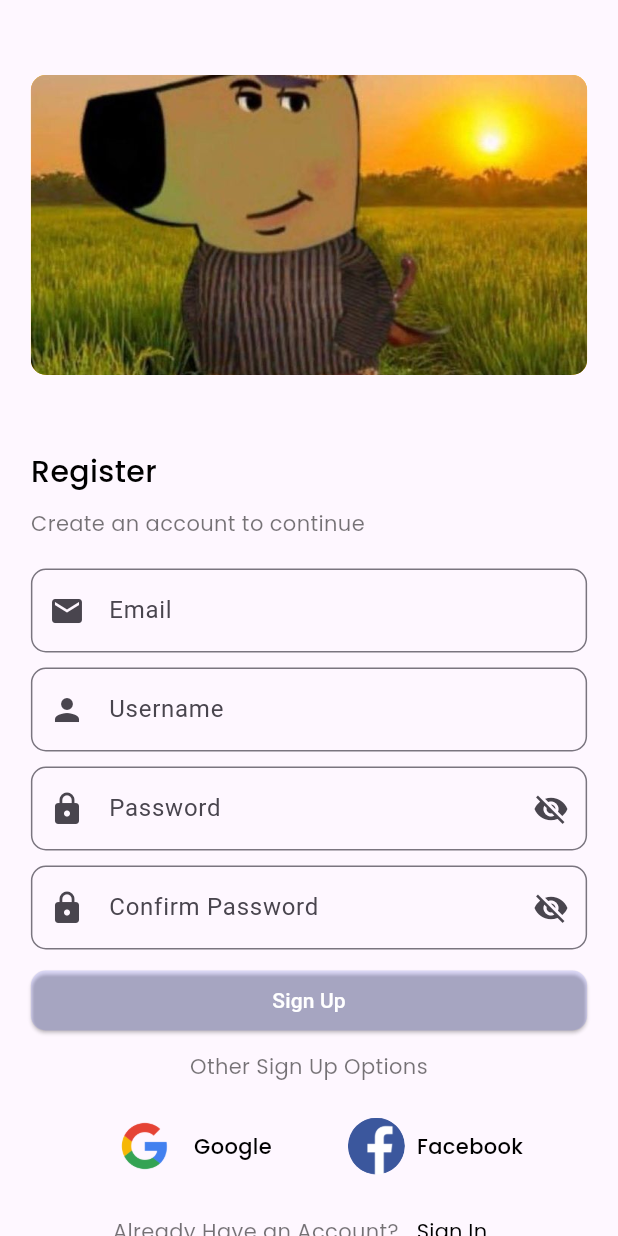
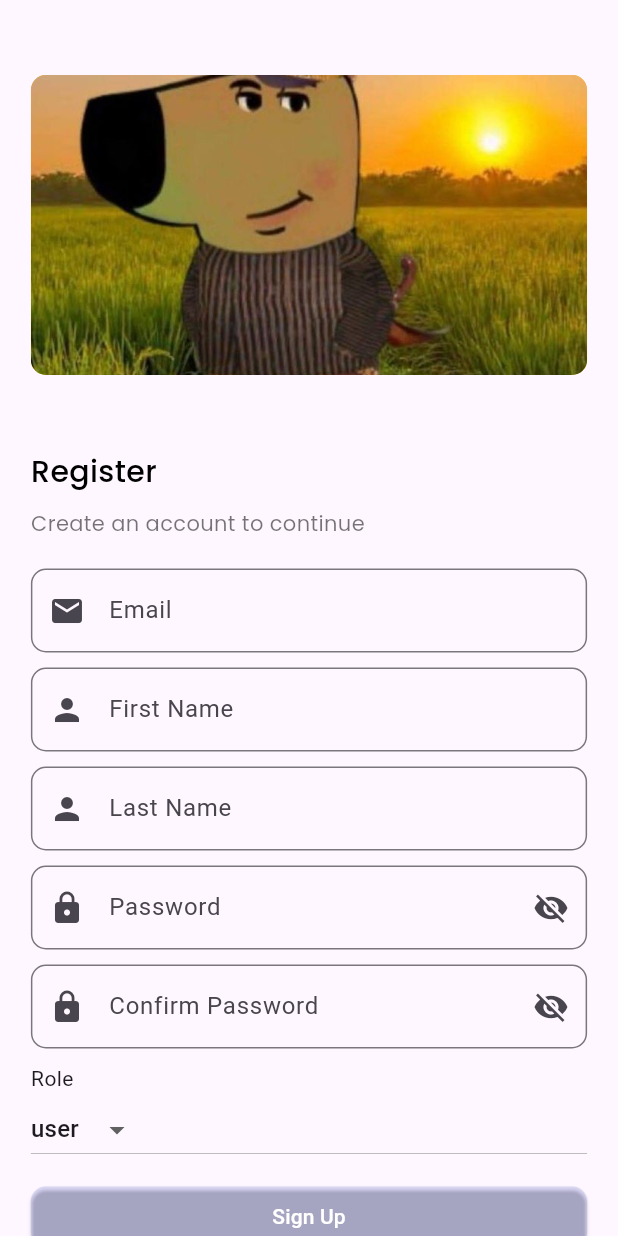
Before and after one commit to ZUHAIRR23/firebase, a Flutter app: the SignUpPage screen opened by its route, on a phone screen of 412 x 824 dp. Run offline on Flutter 3.47's test engine with Material 3 defaults, Android fonts, the phone set to English and light mode, and no system bars; our stand-ins replace cloud_firestore, firebase_auth, firebase_core, google_fonts, supercharged; accounts and stored records are empty.

Commit message:
tambahan hari selasa

```diff
--- a/lib/main.dart
+++ b/lib/main.dart
@@ -39,6 +39,7 @@ class MyApp extends StatelessWidget {
         '/login' : (context) => SignInPage(),
         '/register' : (context) => SignUpPage(),
         '/home' : (context) => HomePage(),
+        '/note' : (context) => NotePage(),
       },
     );
   }
--- a/lib/themes/themes.dart
+++ b/lib/themes/themes.dart
@@ -13,7 +13,8 @@ final subWelcomeText = 'Have a nice day! \nLet\'s start your day with a smile an
 final subRegisterText = 'Create an account to continue';
 
 final hintEmail = 'Email';
-final hintUsername = 'Username';
+final hintFirstName = 'First Name';
+final hintLastName = 'Last Name';
 final hintPassword = 'Password';
 final hintConfirmPassword = 'Confirm Password';
 final hintForgotPassword = 'Forgot Password';
--- a/lib/ui/auth/sign_up_page.dart
+++ b/lib/ui/auth/sign_up_page.dart
@@ -8,6 +8,16 @@ class SignUpPage extends StatefulWidget {
 }
 
 class _SignUpPageState extends State<SignUpPage> {
+  List<String>? role;
+  String? selectedRole;
+
+  @override
+  void initState() {
+    role = ['user', 'admin'];
+    selectedRole = role![0];
+    super.initState();
+  }
+
   bool isObscureText = true;
   bool isLoading = false;
 
@@ -15,7 +25,8 @@ class _SignUpPageState extends State<SignUpPage> {
   final _firebaseStore = FirebaseFirestore.instance;
   final _formKey = GlobalKey<FormState>();
 
-  final TextEditingController _nameController = TextEditingController();
+  final TextEditingController _firstNameController = TextEditingController();
+  final TextEditingController _lastNameController = TextEditingController();
   final TextEditingController _emailController = TextEditingController();
   final TextEditingController _passwordController = TextEditingController();
   final TextEditingController _confirmPasswordController =
@@ -34,8 +45,10 @@ class _SignUpPageState extends State<SignUpPage> {
 
       if (user != null) {
         await _firebaseStore.collection('users').doc(user.uid).set({
-          'name': _nameController.text,
+          'first_name': _firstNameController.text,
+          'last_name': _lastNameController.text,
           'email': _emailController.text,
+          'role' : selectedRole!.toUpperCase(),
         });
 
         Navigator.pushReplacementNamed(context, '/home');
@@ -122,9 +135,9 @@ class _SignUpPageState extends State<SignUpPage> {
                 SizedBox(
                   width: MediaQuery.of(context).size.width * 0.9,
                   child: TextFormField(
-                    controller: _nameController,
+                    controller: _firstNameController,
                     decoration: InputDecoration(
-                      hintText: hintUsername,
+                      hintText: hintFirstName,
                       prefixIcon: Icon(Icons.person),
                       border: OutlineInputBorder(
                         borderRadius: BorderRadius.circular(10),
@@ -134,7 +147,29 @@ class _SignUpPageState extends State<SignUpPage> {
                     textInputAction: TextInputAction.next,
                     validator: (value) {
                       if (value == null || value.isEmpty) {
-                        return 'Username tidak boleh kosong';
+                        return 'Firstname tidak boleh kosong';
+                      }
+                      return null;
+                    },
+                  ),
+                ),
+                SizedBox(height: 10),
+                SizedBox(
+                  width: MediaQuery.of(context).size.width * 0.9,
+                  child: TextFormField(
+                    controller: _lastNameController,
+                    decoration: InputDecoration(
+                      hintText: hintLastName,
+                      prefixIcon: Icon(Icons.person),
+                      border: OutlineInputBorder(
+                        borderRadius: BorderRadius.circular(10),
+                      ),
+                    ),
+                    keyboardType: TextInputType.text,
+                    textInputAction: TextInputAction.next,
+                    validator: (value) {
+                      if (value == null || value.isEmpty) {
+                        return 'Lastname tidak boleh kosong';
                       }
                       return null;
                     },
@@ -212,6 +247,32 @@ class _SignUpPageState extends State<SignUpPage> {
                         return 'Password tidak sama';
                       }
                       return null;
+                    },
+                  ),
+                ),
+                SizedBox(height: 10),
+                SizedBox(
+                    width: MediaQuery.of(context).size.width * 0.9,
+                    child: Text("Role")),
+                SizedBox(
+                  width: MediaQuery.of(context).size.width * 0.9,
+                  child: DropdownButton(
+                    value: selectedRole,
+                    items: role!
+                        .map(
+                          (e) => DropdownMenuItem(
+                            value: e,
+                            child: Text(e),
+                          ),
+                        )
+                        .toList(),
+                    onChanged: (value) {
+                      setState(
+                        () {
+                          selectedRole = value;
+                        },
+                      );
+                      print(selectedRole);
                     },
                   ),
                 ),
--- a/lib/ui/pages.dart
+++ b/lib/ui/pages.dart
@@ -7,3 +7,4 @@ import 'package:flutter/material.dart';
 part 'ui/home_page.dart';
 part 'auth/sign_in_page.dart';
 part 'auth/sign_up_page.dart';
+part 'ui/note_page.dart';
```
Also changed, not shown: lib/service/service.dart (+53 -0 lines), lib/ui/ui/home_page.dart (+12 -2 lines), lib/ui/ui/note_page.dart (added, +220 -0 lines).
